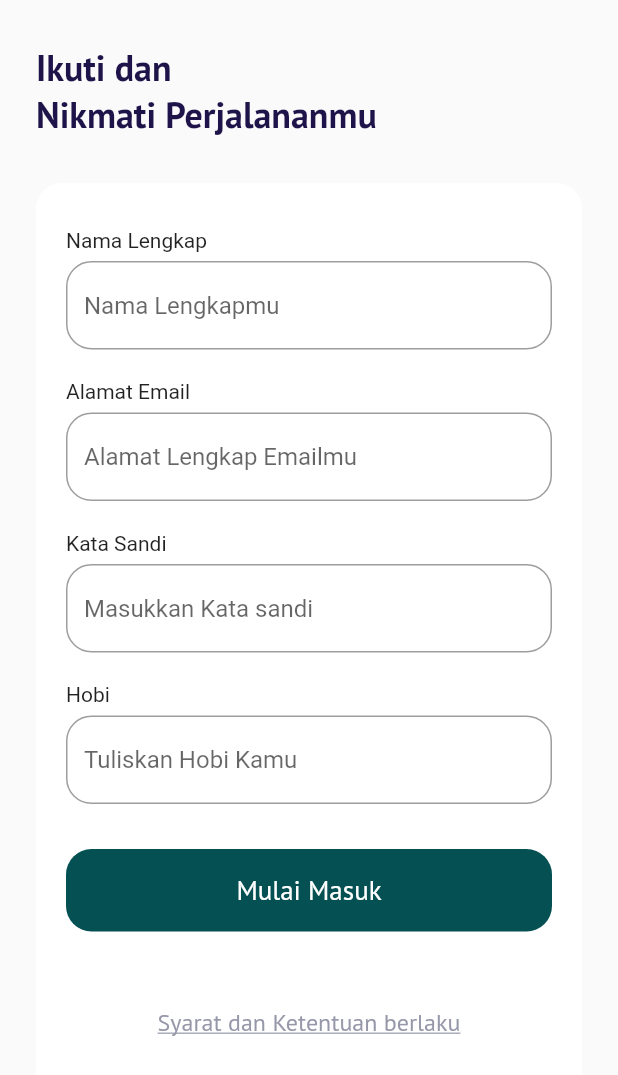
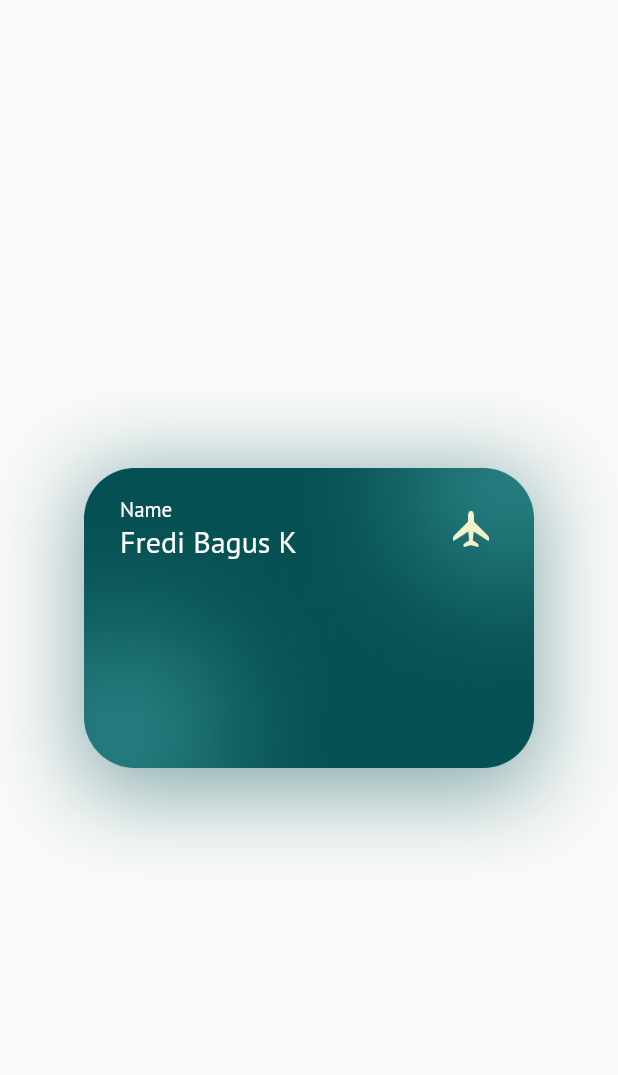
Before and after one commit to fredibagus12/terbangin-apps, a Flutter app: the screen it shows after launch, after a tap on "Mulai Terbang", after a tap on "Mulai Masuk", on a phone screen of 412 x 824 dp. Shown: the top 1075 px of the screen. Run offline on Flutter 3.47's test engine with Material 2 defaults, Android fonts, the phone set to English and light mode, and no system bars; our stand-ins replace google_fonts.

Commit message:
Slicing Bonus - Bagian 1

```diff
--- a/terbangin/lib/main.dart
+++ b/terbangin/lib/main.dart
@@ -1,4 +1,5 @@
 import 'package:flutter/material.dart';
+import 'package:terbangin/ui/pages/bonus_page.dart';
 import 'package:terbangin/ui/pages/get_started.dart';
 import 'package:terbangin/ui/pages/sign_up_page.dart';
 import 'ui/pages/splash_page.dart';
@@ -16,6 +17,7 @@ class MyApp extends StatelessWidget {
         '/': (context) => const SplashPage(),
         '/get-started': (context) => const GetStartedPage(),
         '/sign-up': (context) => const SignUpPage(),
+        '/bonus': (context) => const BonusPage(),
       },
     );
   }
--- /dev/null
+++ b/terbangin/lib/ui/pages/bonus_page.dart
@@ -0,0 +1,92 @@
+import 'package:flutter/material.dart';
+import 'package:terbangin/shared/theme.dart';
+
+class BonusPage extends StatelessWidget {
+  const BonusPage({Key? key}) : super(key: key);
+
+  @override
+  Widget build(BuildContext context) {
+    Widget bonusCard() {
+      return Container(
+        width: 300,
+        height: 211,
+        padding: EdgeInsets.all(
+          defaultMargin,
+        ),
+        decoration: BoxDecoration(
+          // ignore: prefer_const_constructors
+          image: DecorationImage(
+            // ignore: prefer_const_constructors
+            image: AssetImage(
+              'assets/image_card.png',
+            ),
+          ),
+          boxShadow: [
+            BoxShadow(
+              color: kPrimaryColor.withOpacity(0.5),
+              blurRadius: 50,
+              // ignore: prefer_const_constructors
+              offset: Offset(0, 10),
+            ),
+          ],
+        ),
+        child: Column(
+          children: [
+            Row(
+              children: [
+                // ignore: prefer_const_constructors
+                Expanded(
+                  child: Column(
+                    crossAxisAlignment: CrossAxisAlignment.start,
+                    children: [
+                      Text(
+                        'Name',
+                        style: whiteTextStyle.copyWith(
+                          fontWeight: light,
+                        ),
+                      ),
+
+                      // ignore: prefer_const_constructors
+                      Text(
+                        'Fredi Bagus K',
+                        style: whiteTextStyle.copyWith(
+                          fontSize: 20,
+                          fontWeight: medium,
+                        ),
+                      ),
+                    ],
+                  ),
+                ),
+                Container(
+                  width: 24,
+                  height: 24,
+                  margin: const EdgeInsets.only(right: 6),
+                  decoration: const BoxDecoration(
+                    image: DecorationImage(
+                      image: AssetImage(
+                        'assets/icon_plane.png',
+                      ),
+                    ),
+                  ),
+                ),
+              ],
+            ),
+          ],
+        ),
+      );
+    }
+
+    // ignore: prefer_const_constructors
+    return Scaffold(
+      backgroundColor: kBackgroundColor,
+      body: Center(
+        child: Column(
+          mainAxisAlignment: MainAxisAlignment.center,
+          children: [
+            bonusCard(),
+          ],
+        ),
+      ),
+    );
+  }
+}
--- a/terbangin/lib/ui/pages/sign_up_page.dart
+++ b/terbangin/lib/ui/pages/sign_up_page.dart
@@ -188,7 +188,9 @@ class SignUpPage extends StatelessWidget {
           width: double.infinity,
           height: 55,
           child: TextButton(
-            onPressed: () {},
+            onPressed: () {
+              Navigator.popAndPushNamed(context, '/bonus');
+            },
             style: TextButton.styleFrom(
               backgroundColor: kPrimaryColor,
               shape: RoundedRectangleBorder(
--- a/terbangin/lib/ui/pages/splash_page.dart
+++ b/terbangin/lib/ui/pages/splash_page.dart
@@ -16,7 +16,7 @@ class _SplashPageState extends State<SplashPage> {
   @override
   void initState() {
     // ignore: prefer_const_constructors
-    Timer(Duration(seconds: 3), () {
+    Timer(Duration(seconds: 5), () {
       Navigator.pushNamed(context, '/get-started');
     });
     super.initState();
```
Also changed, not shown: terbangin/assets/image_card.png (renamed from terbangin/assets/Group 2.png).
